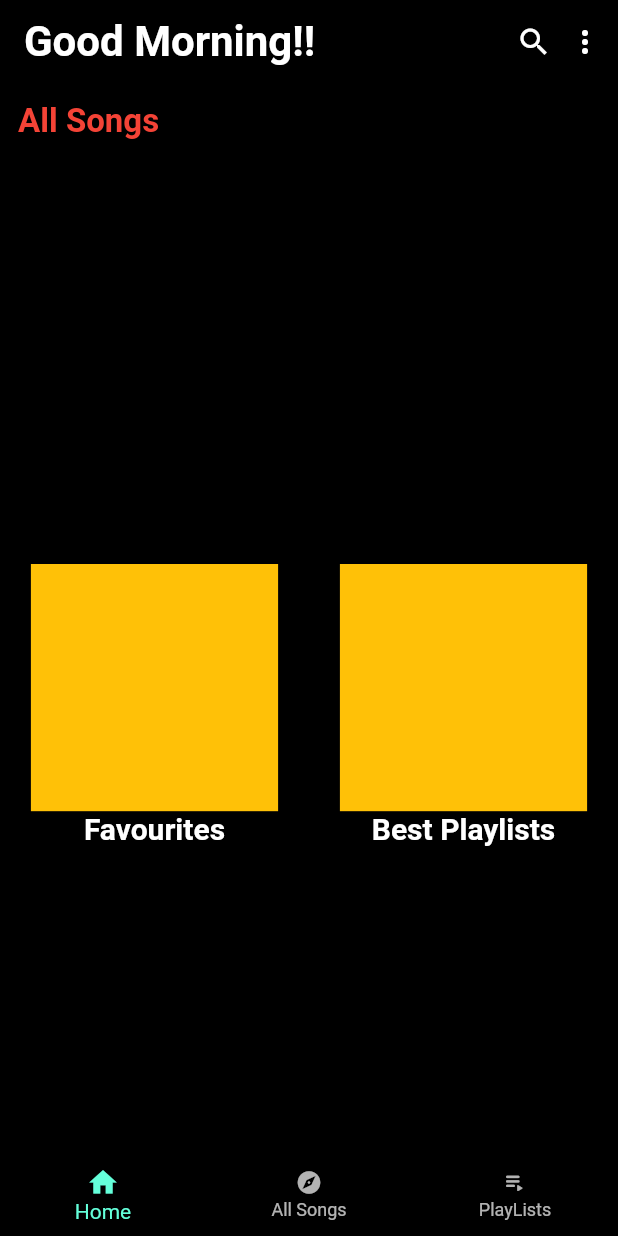
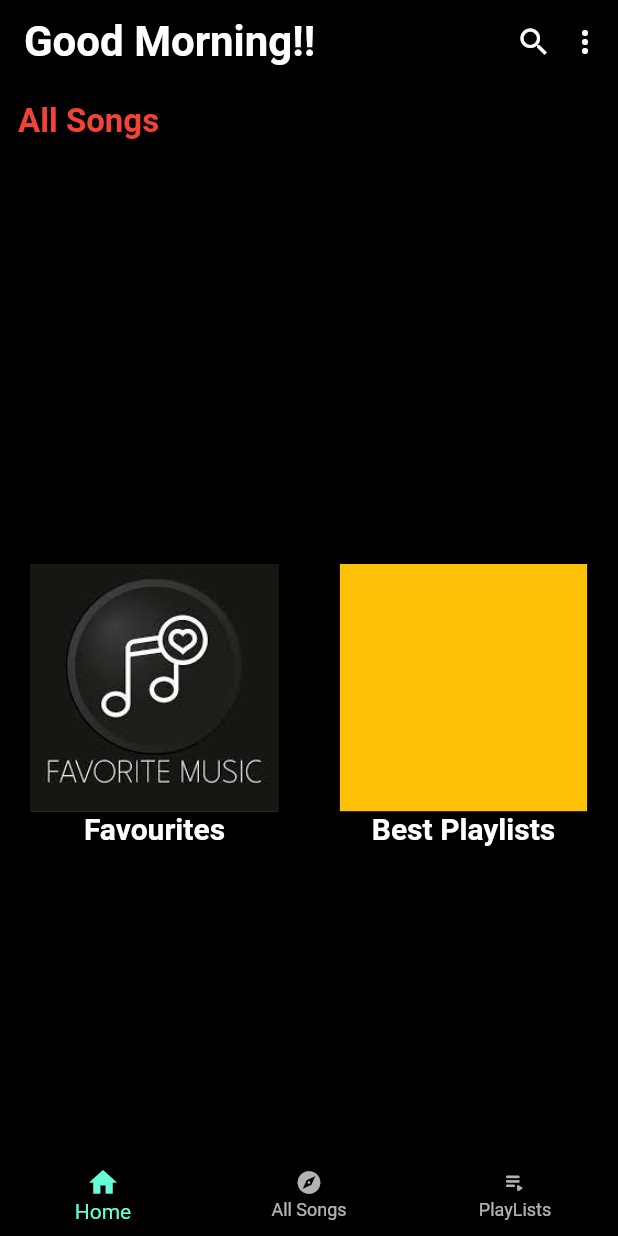
Before and after one commit to sharonRodrigues2255/X-music, a Flutter app: the screen it shows after launch, on a phone screen of 412 x 824 dp. Run offline on Flutter 3.47's test engine with Material 2 defaults, Android fonts, the phone set to English and light mode, and no system bars; drawn by our look-alikes of carousel_slider; our stand-ins replace audio_video_progress_bar, bloc, flutter_bloc, freezed_annotation, get, hive and 4 more; accounts and stored records are empty.

```diff
--- a/lib/bloc/player/player_event.dart
+++ b/lib/bloc/player/player_event.dart
@@ -9,5 +9,5 @@ class PlayerEvent with _$PlayerEvent {
   factory PlayerEvent.onSeek(int seektime) = OnSeek;
   factory PlayerEvent.loopAndShuffle(
       {required bool loop, required bool shuffle}) = LoopAndShuffle;
-  factory PlayerEvent.isFavorite({required bool isfavorite}) = Isfavorite;
+  factory PlayerEvent.isFavorite({required MySongModel song}) = Isfavorite;
 }
--- a/lib/bloc/player/player_state.dart
+++ b/lib/bloc/player/player_state.dart
@@ -8,7 +8,7 @@ class PlayerState with _$PlayerState {
     required int position,
     required bool loop,
     required bool shuffle,
-    required bool favorite,
+    required bool? favorite,
     required List<MySongModel> songs,
     required bool? miniOn,
     required bool randomGenerated,
--- a/lib/main.dart
+++ b/lib/main.dart
@@ -4,6 +4,7 @@ import 'package:get/get_navigation/src/root/get_material_app.dart';
 import 'package:hive_flutter/adapters.dart';
 import 'package:musicplayer_project/bloc/player/player_bloc.dart';
 import 'package:musicplayer_project/bloc/playlists/playlists_bloc.dart';
+import 'package:musicplayer_project/model/favorites/favorites_model.dart';
 import 'package:musicplayer_project/model/playlist_model/my_playlist_model.dart';
 import 'package:musicplayer_project/model/song_model/mysongmodel.dart';
 import 'package:musicplayer_project/utils/constants/text_styles.dart';
@@ -20,6 +21,11 @@ void main() async {
     Hive.registerAdapter(MyPlaylistModelAdapter());
   }
 
+  if (!Hive.isAdapterRegistered(3)) {
+    Hive.registerAdapter(FavoritesAdapter());
+  }
+
+  var box2 = Hive.openBox("Favorites");
   var box = Hive.openBox("MySongBox");
 
   runApp(const MyApp());
--- a/lib/model/song_model/mysongmodel.dart
+++ b/lib/model/song_model/mysongmodel.dart
@@ -29,7 +29,7 @@ class MySongModel extends HiveObject {
       required this.title,
       required this.displayName,
       required this.artist,
-      this.favorite,
+      this.favorite = false,
       required this.duration,
       required this.url});
 }
--- a/lib/utils/images/images_constants.dart
+++ b/lib/utils/images/images_constants.dart
@@ -1,3 +1,4 @@
 class ImagesConstants {
   static String logo = "assets/images/logo.png";
+  static const String favorites = "assets/images/homepage/favotites.jpeg";
 }
--- a/lib/view/favorites/favorites.dart
+++ b/lib/view/favorites/favorites.dart
@@ -9,6 +9,7 @@ class Favorites extends StatelessWidget {
       appBar: AppBar(
         title: Text("Favorites"),
       ),
+      body: ListView.builder(itemBuilder: (context, index) {}),
     );
   }
 }
--- a/lib/view/home_page/home_page.dart
+++ b/lib/view/home_page/home_page.dart
@@ -2,9 +2,11 @@ import 'package:flutter/material.dart';
 import 'package:musicplayer_project/utils/constants/colors.dart';
 import 'package:musicplayer_project/utils/constants/sizes.dart';
 import 'package:musicplayer_project/utils/constants/text_styles.dart';
+import 'package:musicplayer_project/utils/images/images_constants.dart';
 import 'package:musicplayer_project/view/favorites/favorites.dart';
 import 'package:musicplayer_project/view/home_page/widgets/button_square_button.dart';
 import 'package:musicplayer_project/view/home_page/widgets/carousal_slider_widget.dart';
+import 'package:musicplayer_project/view/splash_screen/splash_screen.dart';
 
 class HomePage extends StatelessWidget {
   const HomePage({super.key});
@@ -19,9 +21,9 @@ class HomePage extends StatelessWidget {
           style: myfontBold(size: 28.0),
         ),
         actions: [
-          Icon(Icons.search),
+          const Icon(Icons.search),
           kwidth10,
-          Icon(Icons.more_vert),
+          const Icon(Icons.more_vert),
           kwidth10
         ],
       ),
@@ -36,19 +38,20 @@ class HomePage extends StatelessWidget {
                 style: myfontBold(color: kred, size: 22.0),
               ),
             ),
-            CarousalSliderWidget(),
+            const CarousalSliderWidget(),
             kheight20,
             Row(
               mainAxisAlignment: MainAxisAlignment.spaceAround,
               children: [
                 GestureDetector(
-                  onTap: () => Navigator.of(context).push(
-                      MaterialPageRoute(builder: (context) => Favorites())),
-                  child: ButtonSquareCard(
+                  onTap: () => Navigator.of(context).push(MaterialPageRoute(
+                      builder: (context) => const Favorites())),
+                  child: const ButtonSquareCard(
                     title: 'Favourites',
+                    image: AssetImage(ImagesConstants.favorites),
                   ),
                 ),
-                ButtonSquareCard(title: "Best Playlists")
+                const ButtonSquareCard(title: "Best Playlists")
               ],
             )
           ],
@@ -63,7 +66,6 @@ String greeting() {
   if (time >= 23 && time <= 6) {
     return "Good Night!!";
   } else if (time >= 6 && time <= 12) {
-    print("time = $time");
     return "Good Morning!!";
   } else if (time >= 12 && time <= 17) {
     return "Good Afternoon!!";
--- a/lib/view/home_page/widgets/button_square_button.dart
+++ b/lib/view/home_page/widgets/button_square_button.dart
@@ -2,9 +2,10 @@ import 'package:flutter/material.dart';
 import 'package:musicplayer_project/utils/constants/text_styles.dart';
 
 class ButtonSquareCard extends StatelessWidget {
-  const ButtonSquareCard({super.key, required this.title});
+  const ButtonSquareCard({super.key, required this.title, this.image});
 
   final String title;
+  final AssetImage? image;
 
   @override
   Widget build(BuildContext context) {
@@ -12,6 +13,7 @@ class ButtonSquareCard extends StatelessWidget {
       children: [
         Container(
           color: Colors.amber,
+          child: image != null ? Image(image: image!) : null,
           height: MediaQuery.of(context).size.width / 2.5,
           width: MediaQuery.of(context).size.width / 2.5,
         ),
--- a/pubspec.yaml
+++ b/pubspec.yaml
@@ -63,6 +63,7 @@ flutter:
   # To add assets to your application, add an assets section, like this:
   assets:
     - assets/images/logo.png
+    - assets/images/homepage/favotites.jpeg
   #   - images/a_dot_ham.jpeg
   # An image asset can refer to one or more resolution-specific "variants", see
   # https://flutter.dev/assets-and-images/#resolution-aware
```
Also changed, not shown: lib/bloc/player/player_bloc.dart (+15 -7 lines), lib/model/favorites/favorites_model.dart (added, +11 -0 lines), lib/view/all_songs/all_songs.dart (+4 -4 lines), lib/view/player_screen/player_screen.dart (+5 -3 lines), assets/images/homepage/favotites.jpeg (added), lib/bloc/player/player_bloc.freezed.dart, lib/model/favorites/favorites_model.g.dart (added).
